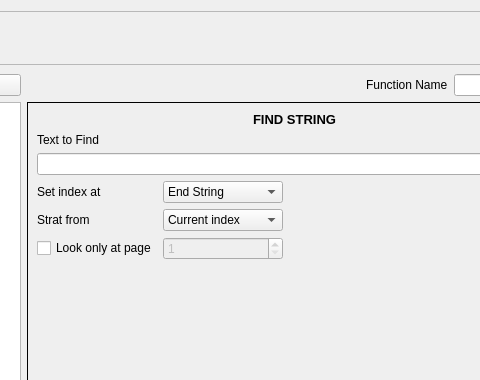
The window that ui/PEsquemaPage.ui (icampsi/FindWhat) describes before a commit, drawn with Qt 5; both pictures show x 490 to 970 and y 0 to 380 of the 1101 by 691 pixel window.
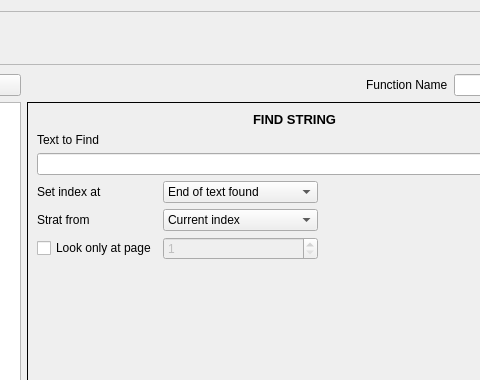
The same window after the commit. The open tabs and pages were chosen to show the change. Custom widgets are drawn as their Qt base class.

```diff
--- a/ui/PEsquemaPage.ui
+++ b/ui/PEsquemaPage.ui
@@ -297,12 +297,18 @@
                      </item>
                      <item row="4" column="1" colspan="2">
                       <widget class="QComboBox" name="comboBox_setIndexAt">
+                       <property name="minimumSize">
+                        <size>
+                         <width>155</width>
+                         <height>0</height>
+                        </size>
+                       </property>
                        <property name="toolTip">
                         <string>&lt;html&gt;&lt;head/&gt;&lt;body&gt;&lt;p&gt;Specify if, when found, you want the index placed before or after the found text.&lt;/p&gt;&lt;/body&gt;&lt;/html&gt;</string>
                        </property>
                        <item>
                         <property name="text">
-                         <string>End String</string>
+                         <string>End of text found</string>
                         </property>
                        </item>
                        <item>
```
Left out of the diff: 72 changed lines with no effect on the pictures.
